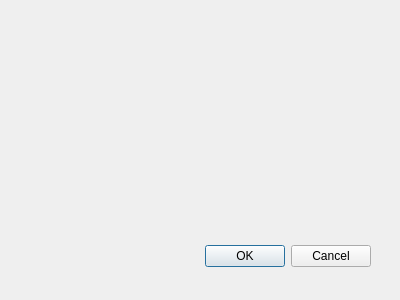
First picture: the form in eodh_qgis_dialog_base.ui, repository EO-DataHub/eodh-qgis, before the edit.
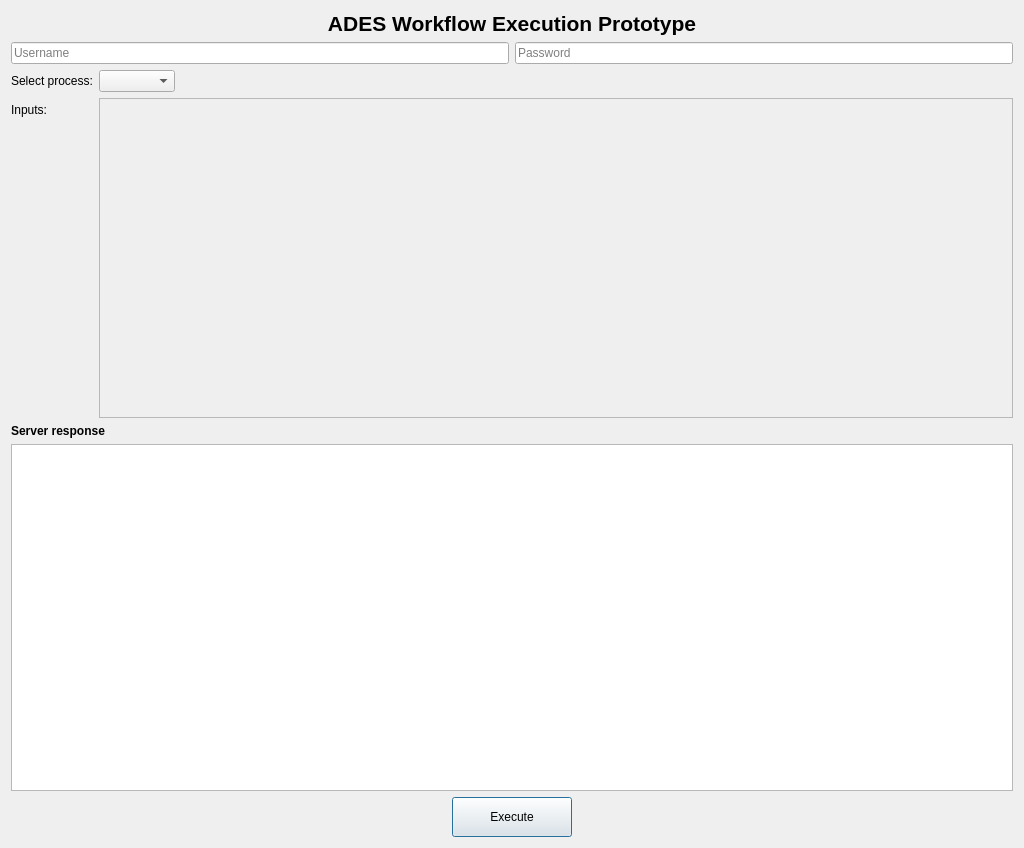
Second picture: the form after the edit.

Commit message: Create ADES workflow execution prototype

```diff
--- a/eodh_qgis_dialog_base.ui
+++ b/eodh_qgis_dialog_base.ui
@@ -1,33 +1,201 @@
 <ui version="4.0" >
  <class>EodhQgisDialogBase</class>
- <widget class="QDialog" name="EodhQgisDialogBase" >
-  <property name="geometry" >
+ <widget class="QDialog" name="EodhQgisDialogBase">
+  <property name="geometry">
    <rect>
     <x>0</x>
     <y>0</y>
-    <width>400</width>
-    <height>300</height>
+    <width>1024</width>
+    <height>848</height>
    </rect>
   </property>
   <property name="windowTitle" >
    <string>EODH Workflows</string>
   </property>
-  <widget class="QDialogButtonBox" name="button_box" >
-   <property name="geometry" >
-    <rect>
-     <x>30</x>
-     <y>240</y>
-     <width>341</width>
-     <height>32</height>
-    </rect>
-   </property>
-   <property name="orientation" >
-    <enum>Qt::Horizontal</enum>
-   </property>
-   <property name="standardButtons" >
-    <set>QDialogButtonBox::Cancel|QDialogButtonBox::Ok</set>
-   </property>
-  </widget>
+  <layout class="QVBoxLayout" name="verticalLayout_2">
+   <item>
+    <layout class="QVBoxLayout" name="verticalLayout" stretch="0,0,1,0,1,0">
+     <item>
+      <widget class="QLabel" name="label">
+       <property name="sizePolicy">
+        <sizepolicy hsizetype="Preferred" vsizetype="Minimum">
+         <horstretch>0</horstretch>
+         <verstretch>0</verstretch>
+        </sizepolicy>
+       </property>
+       <property name="font">
+        <font>
+         <pointsize>16</pointsize>
+         <weight>75</weight>
+         <bold>true</bold>
+        </font>
+       </property>
+       <property name="text">
+        <string>ADES Workflow Execution Prototype</string>
+       </property>
+       <property name="alignment">
+        <set>Qt::AlignHCenter|Qt::AlignTop</set>
+       </property>
+      </widget>
+     </item>
+     <item>
+      <layout class="QHBoxLayout" name="horizontalLayout">
+       <item>
+        <widget class="QLineEdit" name="usernameInput">
+         <property name="inputMask">
+          <string/>
+         </property>
+         <property name="text">
+          <string/>
+         </property>
+         <property name="placeholderText">
+          <string>Username</string>
+         </property>
+        </widget>
+       </item>
+       <item>
+        <widget class="QLineEdit" name="passwordInput">
+         <property name="text">
+          <string/>
+         </property>
+         <property name="echoMode">
+          <enum>QLineEdit::Password</enum>
+         </property>
+         <property name="placeholderText">
+          <string>Password</string>
+         </property>
+         <property name="clearButtonEnabled">
+          <bool>false</bool>
+         </property>
+        </widget>
+       </item>
+      </layout>
+     </item>
+     <item>
+      <layout class="QFormLayout" name="formLayout">
+       <property name="fieldGrowthPolicy">
+        <enum>QFormLayout::ExpandingFieldsGrow</enum>
+       </property>
+       <item row="0" column="0">
+        <widget class="QLabel" name="label_2">
+         <property name="text">
+          <string>Select process:</string>
+         </property>
+        </widget>
+       </item>
+       <item row="0" column="1">
+        <widget class="QComboBox" name="processComboBox">
+         <property name="editable">
+          <bool>false</bool>
+         </property>
+         <property name="sizeAdjustPolicy">
+          <enum>QComboBox::AdjustToContents</enum>
+         </property>
+         <property name="placeholderText">
+          <string>--None--</string>
+         </property>
+        </widget>
+       </item>
+       <item row="1" column="0">
+        <widget class="QLabel" name="label_3">
+         <property name="text">
+          <string>Inputs:</string>
+         </property>
+        </widget>
+       </item>
+       <item row="1" column="1">
+        <widget class="QPlainTextEdit" name="inputsEdit">
+         <property name="enabled">
+          <bool>false</bool>
+         </property>
+         <property name="sizePolicy">
+          <sizepolicy hsizetype="Expanding" vsizetype="Expanding">
+           <horstretch>0</horstretch>
+           <verstretch>0</verstretch>
+          </sizepolicy>
+         </property>
+         <property name="sizeAdjustPolicy">
+          <enum>QAbstractScrollArea::AdjustIgnored</enum>
+         </property>
+         <property name="readOnly">
+          <bool>false</bool>
+         </property>
+        </widget>
+       </item>
+      </layout>
+     </item>
+     <item>
+      <widget class="QLabel" name="label_4">
+       <property name="font">
+        <font>
+         <weight>75</weight>
+         <bold>true</bold>
+        </font>
+       </property>
+       <property name="text">
+        <string>Server response</string>
+       </property>
+      </widget>
+     </item>
+     <item>
+      <widget class="QPlainTextEdit" name="responseBrowser">
+       <property name="readOnly">
+        <bool>true</bool>
+       </property>
+      </widget>
+     </item>
+     <item>
+      <layout class="QHBoxLayout" name="horizontalLayout_2">
+       <item>
+        <spacer name="horizontalSpacer">
+         <property name="orientation">
+          <enum>Qt::Horizontal</enum>
+         </property>
+         <property name="sizeHint" stdset="0">
+          <size>
+           <width>40</width>
+           <height>20</height>
+          </size>
+         </property>
+        </spacer>
+       </item>
+       <item>
+        <widget class="QPushButton" name="executeButton">
+         <property name="sizePolicy">
+          <sizepolicy hsizetype="Fixed" vsizetype="Fixed">
+           <horstretch>0</horstretch>
+           <verstretch>0</verstretch>
+          </sizepolicy>
+         </property>
+         <property name="minimumSize">
+          <size>
+           <width>120</width>
+           <height>40</height>
+          </size>
+         </property>
+         <property name="text">
+          <string>Execute</string>
+         </property>
+        </widget>
+       </item>
+       <item>
+        <spacer name="horizontalSpacer_2">
+         <property name="orientation">
+          <enum>Qt::Horizontal</enum>
+         </property>
+         <property name="sizeHint" stdset="0">
+          <size>
+           <width>40</width>
+           <height>20</height>
+          </size>
+         </property>
+        </spacer>
+       </item>
+      </layout>
+     </item>
+    </layout>
+   </item>
+  </layout>
  </widget>
  <resources/>
  <connections>
```
Left out of the diff: 40 changed lines with no effect on the pictures. The commit also changes 2 other files.
